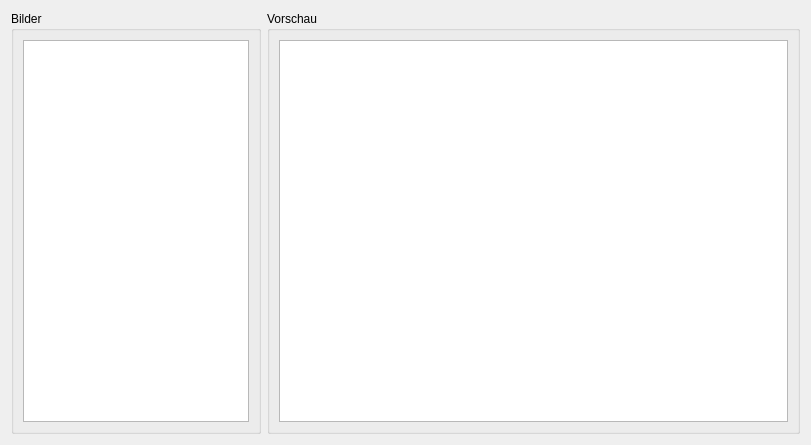
cceh/byzanz-capture, file ui/photo_browser.ui: the form before one commit.
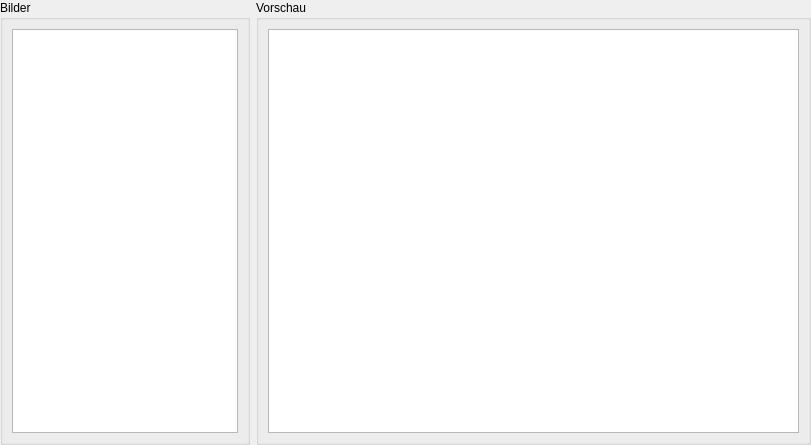
The form after the commit. Custom widgets are drawn as their Qt base class.

What changed in the file:
```diff
--- a/ui/photo_browser.ui
+++ b/ui/photo_browser.ui
@@ -14,6 +14,18 @@
    <string>Form</string>
   </property>
   <layout class="QHBoxLayout" name="horizontalLayout">
+   <property name="leftMargin">
+    <number>0</number>
+   </property>
+   <property name="topMargin">
+    <number>0</number>
+   </property>
+   <property name="rightMargin">
+    <number>0</number>
+   </property>
+   <property name="bottomMargin">
+    <number>0</number>
+   </property>
    <item>
     <widget class="QGroupBox" name="groupBox">
      <property name="maximumSize">
```
